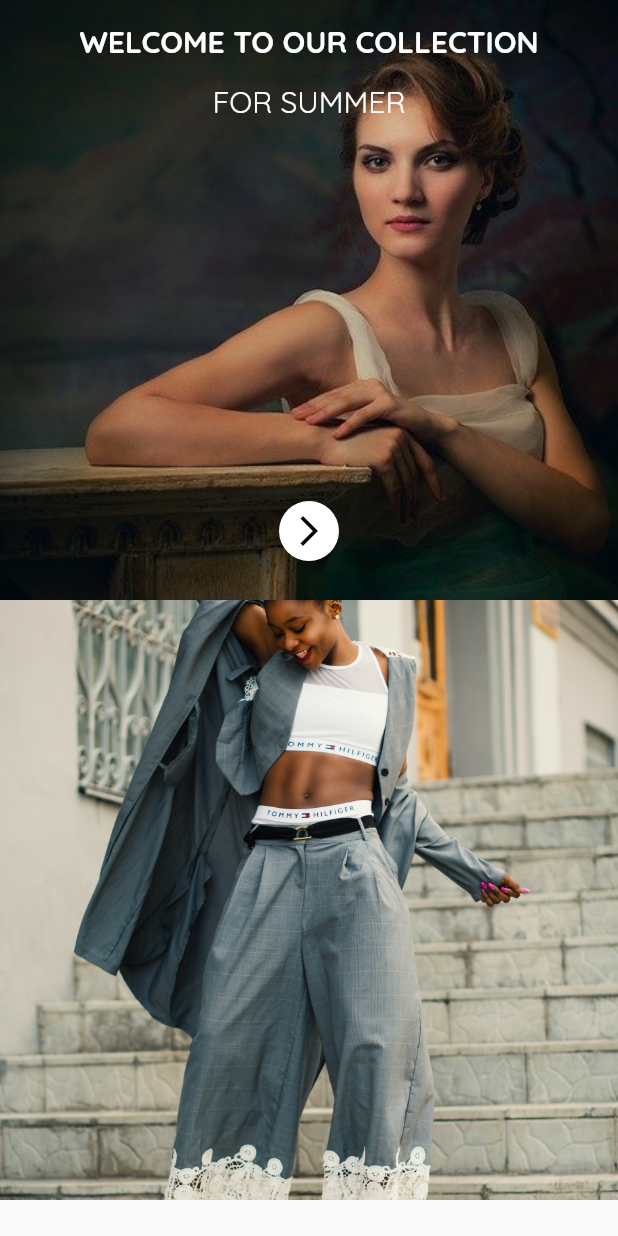
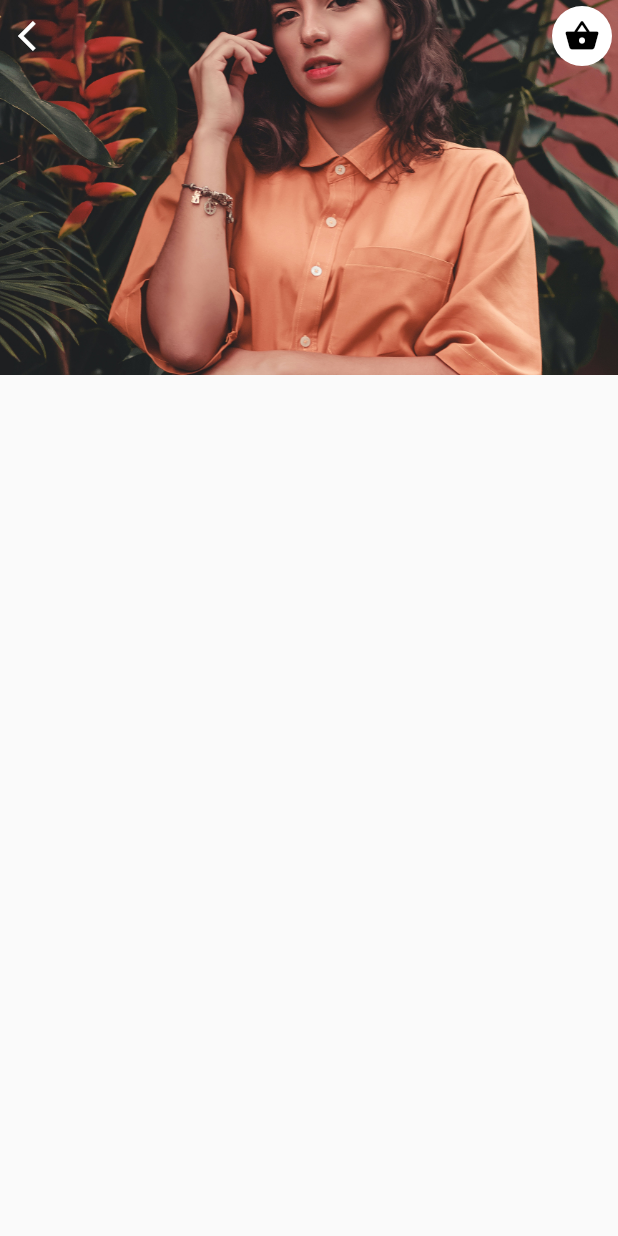
Before and after one commit to WiamNaama/Flutter_Shop_UI, a Flutter app: the screen it shows after launch, after a tap on the "arrow forward ios" icon, on a phone screen of 412 x 824 dp. Run offline on Flutter 3.47's test engine with Material 2 defaults, Android fonts, the phone set to English and light mode, and no system bars.

Commit message:
add details screen

```diff
--- /dev/null
+++ b/lib/details.dart
@@ -0,0 +1,56 @@
+import 'package:flutter/material.dart';
+
+class Details extends StatefulWidget {
+  Details({Key key}) : super(key: key);
+
+  @override
+  _DetailsState createState() => _DetailsState();
+}
+
+class _DetailsState extends State<Details> {
+  @override
+  Widget build(BuildContext context) {
+    return Scaffold(
+      body: ListView(
+        children: <Widget>[
+          Stack(
+            children: <Widget>[
+              Container(
+                height: 250,
+                decoration: BoxDecoration(
+                    image: DecorationImage(
+                        image: AssetImage('assets/images/7.jpg'),
+                        fit: BoxFit.cover)),
+              ),
+              Align(
+                alignment: Alignment.topLeft,
+                child: IconButton(
+                    icon: Icon(
+                      Icons.arrow_back_ios,
+                      color: Colors.white,
+                    ),
+                    onPressed: () {
+                      Navigator.of(context).pop();
+                    }),
+              ),
+              Align(
+                alignment: Alignment.topRight,
+                child: FloatingActionButton(
+                    child: Center(
+                      child: Icon(
+                        Icons.shopping_basket,
+                        color: Colors.black,
+                      ),
+                    ),
+                    mini: true,
+                    elevation: 0.0,
+                    backgroundColor: Colors.white,
+                    onPressed: () {}),
+              ),
+            ],
+          )
+        ],
+      ),
+    );
+  }
+}
--- a/lib/myhome.dart
+++ b/lib/myhome.dart
@@ -1,6 +1,7 @@
 import 'dart:ui';
 
 import 'package:flutter/material.dart';
+import 'package:flutter_shope/details.dart';
 
 class MyHome extends StatefulWidget {
   MyHome({Key key}) : super(key: key);
@@ -18,14 +19,15 @@ class _MyHomeState extends State<MyHome> {
           Stack(
             children: <Widget>[
               Image.asset(
-                'assets/images/2.jpg',
+                'assets/images/5.jpg',
                 fit: BoxFit.cover,
                 height: 400.0,
+                width: double.infinity,
               ),
               Center(
                 child: Column(children: <Widget>[
                   SizedBox(
-                    height: 15.0,
+                    height: 5.0,
                   ),
                   Text(
                     'WELCOME TO OUR COLLECTION',
@@ -36,21 +38,13 @@ class _MyHomeState extends State<MyHome> {
                         fontWeight: FontWeight.bold),
                   ),
                   SizedBox(
-                    height: 15.0,
-                  ),
-                  Text(
-                    'FOR SUMMER',
-                    style: TextStyle(
-                        fontFamily: 'Quicksand',
-                        fontSize: 20.0,
-                        color: Colors.white,
-                        fontWeight: FontWeight.w400),
-                  ),
-                  SizedBox(
-                    height: 250.0,
+                    height: 300.0,
                   ),
                   FloatingActionButton(
-                    onPressed: () {},
+                    onPressed: () {
+                      Navigator.of(context).push(
+                          MaterialPageRoute(builder: (context) => Details()));
+                    },
                     mini: true,
                     backgroundColor: Colors.white,
                     elevation: 0.0,
@@ -68,7 +62,7 @@ class _MyHomeState extends State<MyHome> {
           Stack(
             children: <Widget>[
               Image.asset(
-                'assets/images/4.jpg',
+                'assets/images/10.jpg',
                 fit: BoxFit.cover,
                 height: 400.0,
                 width: double.infinity,
```
Also changed, not shown: pubspec.yaml (+7 -0 lines), assets/images/10.jpg (added), assets/images/11.jpg (added), assets/images/12.jpg (added), assets/images/6.jpg (added), assets/images/7.jpg (added), assets/images/8.jpg (added), assets/images/9.jpg (added).
